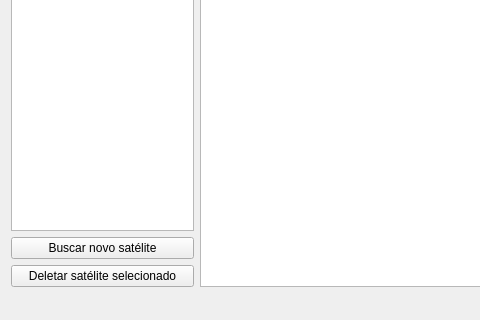
Above: mainwindow.ui from FelipeCortez/emmn before the change; both pictures show x 0 to 480 and y 203 to 523 of the 761 by 523 pixel window. Below: the same form after it.
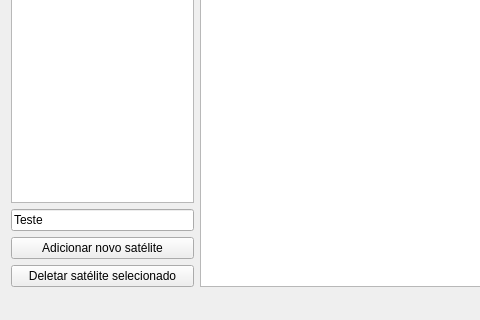
That is the form after the change.

Patch:
```diff
--- a/mainwindow.ui
+++ b/mainwindow.ui
@@ -42,9 +42,16 @@
        <widget class="QListView" name="satellitesView"/>
       </item>
       <item>
-       <widget class="QPushButton" name="pushButton">
+       <widget class="QLineEdit" name="persistenceInput">
         <property name="text">
-         <string>Buscar novo satélite</string>
+         <string>Teste</string>
+        </property>
+       </widget>
+      </item>
+      <item>
+       <widget class="QPushButton" name="addTrackerButton">
+        <property name="text">
+         <string>Adicionar novo satélite</string>
         </property>
        </widget>
       </item>
```
Left out of the diff: 2 changed lines with no effect on the pictures.
